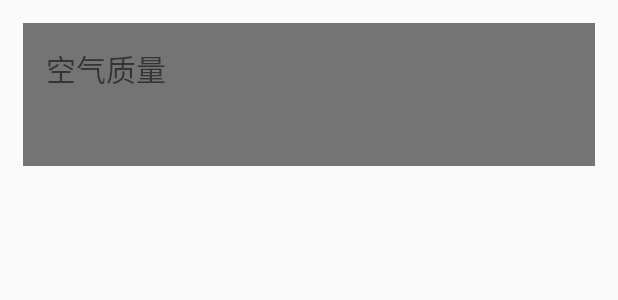
After one commit to Jackie-ZJW/weiweiweather, an Android app: the layout aqi.xml on its own in the app's theme, with its tools: preview values and no code run, on a phone screen of 412 x 824 dp. The commit adds this screen. Shown: the top 300 px of the screen. Run offline under Robolectric (Android 15) with nearby library versions, the phone set to English and light mode, and no system bars.

Commit message:
实现部分天气界面的布局

```diff
--- /dev/null
+++ b/app/src/main/res/layout/aqi.xml
@@ -0,0 +1,60 @@
+<?xml version="1.0" encoding="utf-8"?>
+<LinearLayout xmlns:android="http://schemas.android.com/apk/res/android"
+    android:layout_width="match_parent"
+    android:layout_height="wrap_content"
+    android:layout_margin="15dp"
+    android:background="#8000"
+    android:orientation="vertical">
+
+    <TextView
+        android:layout_width="wrap_content"
+        android:layout_height="wrap_content"
+        android:layout_marginLeft="15dp"
+        android:layout_marginTop="15dp"
+        android:text="空气质量"
+        android:textSize="20sp" />
+
+    <LinearLayout
+        android:layout_width="match_parent"
+        android:layout_height="wrap_content"
+        android:layout_margin="15dp">
+
+        <RelativeLayout
+            android:layout_width="0dp"
+            android:layout_height="wrap_content"
+            android:layout_weight="1">
+
+            <LinearLayout
+                android:layout_width="wrap_content"
+                android:layout_height="wrap_content"
+                android:orientation="vertical">
+
+                <TextView
+                    android:id="@+id/tv_aqi_text"
+                    android:layout_width="wrap_content"
+                    android:layout_height="wrap_content" />
+
+            </LinearLayout>
+
+        </RelativeLayout>
+
+        <RelativeLayout
+            android:layout_width="0dp"
+            android:layout_height="wrap_content"
+            android:layout_weight="1">
+
+            <LinearLayout
+                android:layout_width="wrap_content"
+                android:layout_height="wrap_content"
+                android:orientation="vertical">
+
+
+
+            </LinearLayout>
+
+        </RelativeLayout>
+
+
+    </LinearLayout>
+
+</LinearLayout>
```
Also changed, not shown: app/src/main/res/layout/activity_weather.xml (+19 -2 lines), app/src/main/res/layout/forecast.xml (added, +25 -0 lines), app/src/main/res/layout/forecast_item.xml (added, +42 -0 lines), app/src/main/res/layout/now.xml (added, +22 -0 lines), app/src/main/res/layout/title.xml (added, +24 -0 lines).
